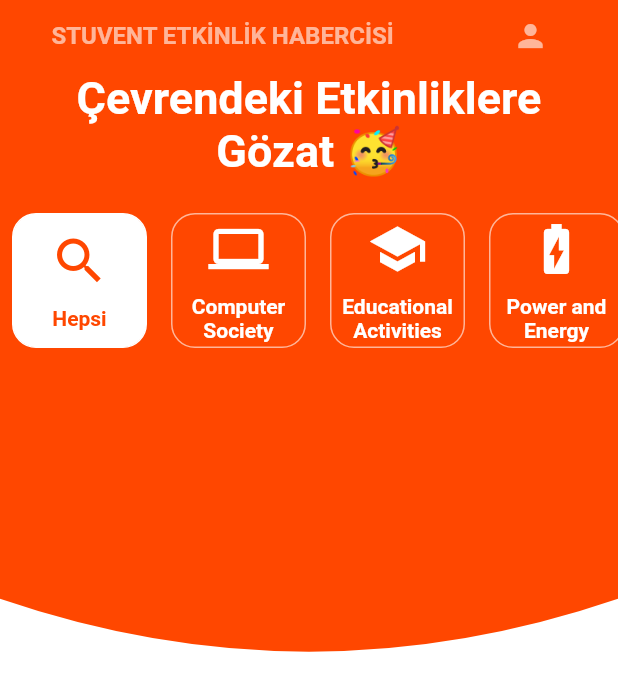
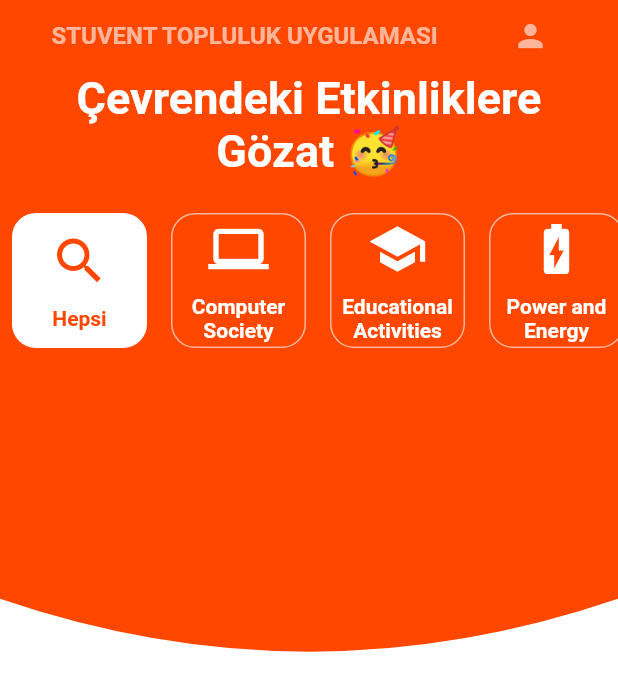
Before and after one commit to ieeemsku/Topluluk-Mobil-Uygulamasi, a Flutter app: the HomePage screen opened directly, on a phone screen of 412 x 824 dp. Shown: the top 691 px of the screen. Run offline on Flutter 3.47's test engine with Material 2 defaults, Android fonts, the phone set to English and light mode, and no system bars; our stand-ins replace cloud_firestore, firebase_auth, firebase_core, firebase_messaging, firebase_storage, flutter_local_notifications and 5 more; missing offline and left inert: barcode_scan, flutter_document_picker; accounts and stored records are empty.

Commit message:
example_changes

```diff
--- a/lib/ui/homepage/home_page.dart
+++ b/lib/ui/homepage/home_page.dart
@@ -52,7 +52,7 @@ class _HomePageState extends State<HomePage> {
                         child: Row(
                           children: <Widget>[
                             Text(
-                              "STUVENT ETKİNLİK HABERCİSİ",
+                              "STUVENT TOPLULUK UYGULAMASI",
                               style: fadedTextStyle,
                             ),
                             Spacer(),
```
